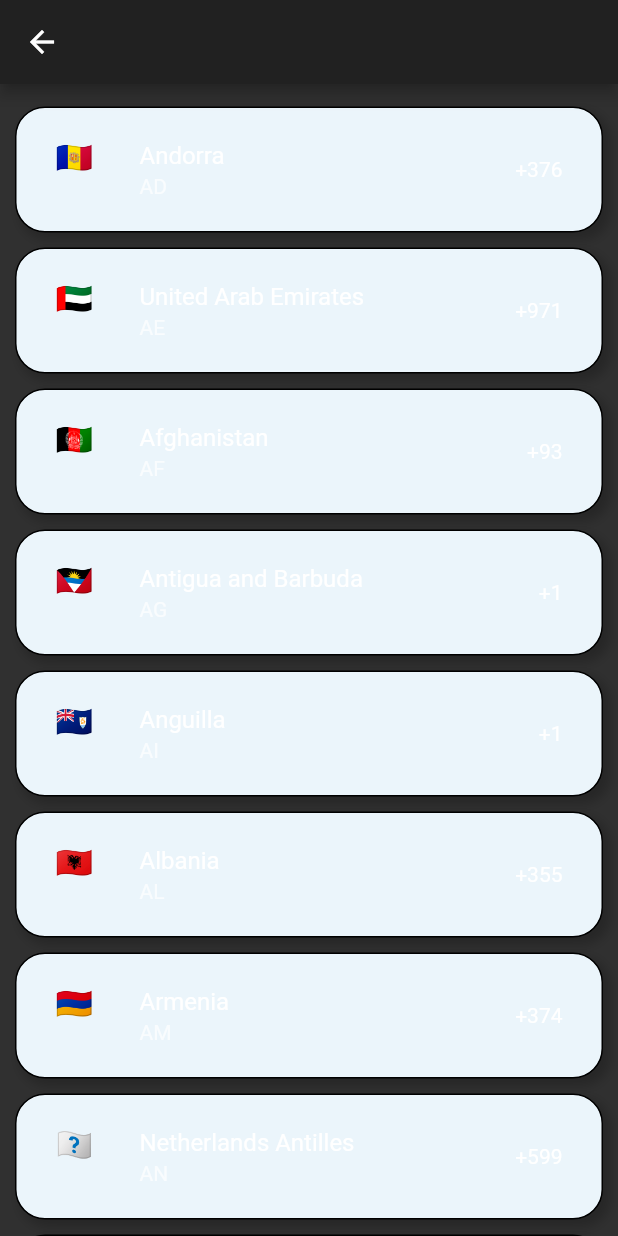
After one commit to Utsav-Virani/Connection, a Flutter app: the screen it shows after launch, after a tap on "India", on a phone screen of 412 x 824 dp. The commit adds this screen. Run offline on Flutter 3.47's test engine with Material 2 defaults, Android fonts, the phone set to English and light mode, and no system bars; our stand-ins replace cloud_firestore, firebase_auth, firebase_core, shared_preferences; accounts and stored records are empty.

Commit message:
Change in UI

```diff
--- /dev/null
+++ b/lib/data/Colors/colorpanel.dart
@@ -0,0 +1,24 @@
+import 'package:flutter/material.dart';
+
+// ignore: non_constant_identifier_names
+Map<String, Color> ColorPalette = {
+  "swatch 1": Color(0xFFfcfdfd),
+  "swatch 2": Color(0xFF21c293),
+  "swatch 3": Color(0xFFd9dfdf),
+  "swatch 4": Color(0xFF399c7d),
+  "swatch 5": Color(0xFFf8cb43),
+  "swatch 6": Color(0xFFf97c2c),
+  "swatch 7": Color(0xFF87b6d8),
+  "swatch 8": Color(0xFF8bcf62),
+  "swatch 9": Color(0xFFf6f2e6),
+  "swatch 10": Color(0xFFe6d0ba),
+  "swatch 11": Color(0xFFeb5634),
+  "swatch 12": Color(0xFFaaa6cd),
+  "swatch 13": Color(0xFF6968ea),
+  "swatch 14": Color(0xFFee8644),
+  "swatch 15": Color(0xFF060507),
+  "swatch 16": Color(0xFFa9a5d5),
+  "swatch 17": Color(0xFF4d4253),
+  "swatch 18": Color(0xFF75719d),
+  "swatch 19": Color(0xFFf52416),
+};
--- /dev/null
+++ b/lib/data/countryCodes.dart
@@ -0,0 +1,244 @@
+List<Map<String, String>> country = [
+  {'code': 'AD', 'name': 'Andorra', 'p_code': '+376'},
+  {'code': 'AE', 'name': 'United Arab Emirates', 'p_code': '+971'},
+  {'code': 'AF', 'name': 'Afghanistan', 'p_code': '+93'},
+  {'code': 'AG', 'name': 'Antigua and Barbuda', 'p_code': '+1'},
+  {'code': 'AI', 'name': 'Anguilla', 'p_code': '+1'},
+  {'code': 'AL', 'name': 'Albania', 'p_code': '+355'},
+  {'code': 'AM', 'name': 'Armenia', 'p_code': '+374'},
+  {'code': 'AN', 'name': 'Netherlands Antilles', 'p_code': '+599'},
+  {'code': 'AO', 'name': 'Angola', 'p_code': '+244'},
+  {'code': 'AR', 'name': 'Argentina', 'p_code': '+54'},
+  {'code': 'AS', 'name': 'American Samoa', 'p_code': '+1'},
+  {'code': 'AT', 'name': 'Austria', 'p_code': '+43'},
+  {'code': 'AU', 'name': 'Australia', 'p_code': '+61'},
+  {'code': 'AW', 'name': 'Aruba', 'p_code': '+297'},
+  {'code': 'AZ', 'name': 'Azerbaijan', 'p_code': '+994'},
+  {'code': 'BA', 'name': 'Bosnia and Herzegovina', 'p_code': '+387'},
+  {'code': 'BB', 'name': 'Barbados', 'p_code': '+1'},
+  {'code': 'BD', 'name': 'Bangladesh', 'p_code': '+880'},
+  {'code': 'BE', 'name': 'Belgium', 'p_code': '+32'},
+  {'code': 'BF', 'name': 'Burkina Faso', 'p_code': '+226'},
+  {'code': 'BG', 'name': 'Bulgaria', 'p_code': '+359'},
+  {'code': 'BH', 'name': 'Bahrain', 'p_code': '+973'},
+  {'code': 'BI', 'name': 'Burundi', 'p_code': '+257'},
+  {'code': 'BJ', 'name': 'Benin', 'p_code': '+229'},
+  {'code': 'BL', 'name': 'Saint Barthelemy', 'p_code': '+590'},
+  {'code': 'BM', 'name': 'Bermuda', 'p_code': '+1'},
+  {'code': 'BN', 'name': 'Brunei', 'p_code': '+673'},
+  {'code': 'BO', 'name': 'Bolivia', 'p_code': '+591'},
+  {'code': 'BR', 'name': 'Brazil', 'p_code': '+55'},
+  {'code': 'BS', 'name': 'Bahamas', 'p_code': '+1'},
+  {'code': 'BT', 'name': 'Bhutan', 'p_code': '+975'},
+  {'code': 'BW', 'name': 'Botswana', 'p_code': '+267'},
+  {'code': 'BY', 'name': 'Belarus', 'p_code': '+375'},
+  {'code': 'BZ', 'name': 'Belize', 'p_code': '+501'},
+  {'code': 'CA', 'name': 'Canada', 'p_code': '+1'},
+  {'code': 'CC', 'name': 'Cocos Islands', 'p_code': '+61'},
+  {'code': 'CD', 'name': 'Democratic Republic of the Congo', 'p_code': '+243'},
+  {'code': 'CF', 'name': 'Central African Republic', 'p_code': '+236'},
+  {'code': 'CG', 'name': 'Republic of the Congo', 'p_code': '+242'},
+  {'code': 'CH', 'name': 'Switzerland', 'p_code': '+41'},
+  {'code': 'CI', 'name': 'Ivory Coast', 'p_code': '+225'},
+  {'code': 'CK', 'name': 'Cook Islands', 'p_code': '+682'},
+  {'code': 'CL', 'name': 'Chile', 'p_code': '+56'},
+  {'code': 'CM', 'name': 'Cameroon', 'p_code': '+237'},
+  {'code': 'CN', 'name': 'China', 'p_code': '+86'},
+  {'code': 'CO', 'name': 'Colombia', 'p_code': '+57'},
+  {'code': 'CR', 'name': 'Costa Rica', 'p_code': '+506'},
+  {'code': 'CU', 'name': 'Cuba', 'p_code': '+53'},
+  {'code': 'CV', 'name': 'Cape Verde', 'p_code': '+238'},
+  {'code': 'CX', 'name': 'Christmas Island', 'p_code': '+61'},
+  {'code': 'CY', 'name': 'Cyprus', 'p_code': '+537'},
+  {'code': 'CZ', 'name': 'Czech Republic', 'p_code': '+420'},
+  {'code': 'DE', 'name': 'Germany', 'p_code': '+49'},
+  {'code': 'DJ', 'name': 'Djibouti', 'p_code': '+253'},
+  {'code': 'DK', 'name': 'Denmark', 'p_code': '+45'},
+  {'code': 'DM', 'name': 'Dominica', 'p_code': '+1'},
+  {'code': 'DO', 'name': 'Dominican Republic', 'p_code': '+1'},
+  {'code': 'DZ', 'name': 'Algeria', 'p_code': '+213'},
+  {'code': 'EC', 'name': 'Ecuador', 'p_code': '+593'},
+  {'code': 'EE', 'name': 'Estonia', 'p_code': '+372'},
+  {'code': 'EG', 'name': 'Egypt', 'p_code': '+20'},
+  {'code': 'ER', 'name': 'Eritrea', 'p_code': '+291'},
+  {'code': 'ES', 'name': 'Spain', 'p_code': '+34'},
+  {'code': 'ET', 'name': 'Ethiopia', 'p_code': '+251'},
+  {'code': 'FI', 'name': 'Finland', 'p_code': '+358'},
+  {'code': 'FJ', 'name': 'Fiji', 'p_code': '+679'},
+  {'code': 'FK', 'name': 'Falkland Islands', 'p_code': '+500'},
+  {'code': 'FM', 'name': 'Micronesia', 'p_code': '+691'},
+  {'code': 'FO', 'name': 'Faroe Islands', 'p_code': '+298'},
+  {'code': 'FR', 'name': 'France', 'p_code': '+33'},
+  {'code': 'GA', 'name': 'Gabon', 'p_code': '+241'},
+  {'code': 'GB', 'name': 'United Kingdom', 'p_code': '+44'},
+  {'code': 'GD', 'name': 'Grenada', 'p_code': '+1'},
+  {'code': 'GE', 'name': 'Georgia', 'p_code': '+995'},
+  {'code': 'GF', 'name': 'French Guiana', 'p_code': '+594'},
+  {'code': 'GG', 'name': 'Guernsey', 'p_code': '+44'},
+  {'code': 'GH', 'name': 'Ghana', 'p_code': '+233'},
+  {'code': 'GI', 'name': 'Gibraltar', 'p_code': '+350'},
+  {'code': 'GL', 'name': 'Greenland', 'p_code': '+299'},
+  {'code': 'GM', 'name': 'Gambia', 'p_code': '+220'},
+  {'code': 'GN', 'name': 'Guinea', 'p_code': '+224'},
+  {'code': 'GP', 'name': 'Guadeloupe', 'p_code': '+590'},
+  {'code': 'GQ', 'name': 'Equatorial Guinea', 'p_code': '+240'},
+  {'code': 'GR', 'name': 'Greece', 'p_code': '+30'},
+  {
+    'code': 'GS',
+    'name': 'South Georgia and the South Sandwich Islands',
+    'p_code': '+500'
+  },
+  {'code': 'GT', 'name': 'Guatemala', 'p_code': '+502'},
+  {'code': 'GU', 'name': 'Guam', 'p_code': '+1'},
+  {'code': 'GW', 'name': 'Guinea-Bissau', 'p_code': '+245'},
+  {'code': 'GY', 'name': 'Guyana', 'p_code': '+595'},
+  {'code': 'HK', 'name': 'Hong Kong', 'p_code': '+852'},
+  {'code': 'HN', 'name': 'Honduras', 'p_code': '+504'},
+  {'code': 'HR', 'name': 'Croatia', 'p_code': '+385'},
+  {'code': 'HT', 'name': 'Haiti', 'p_code': '+509'},
+  {'code': 'HU', 'name': 'Hungary', 'p_code': '+36'},
+  {'code': 'IE', 'name': 'Ireland', 'p_code': '+353'},
+  {'code': 'IL', 'name': 'Israel', 'p_code': '+972'},
+  {'code': 'IM', 'name': 'Isle of Man', 'p_code': '+44'},
+  {'code': 'IN', 'name': 'India', 'p_code': '+91'},
+  {'code': 'IO', 'name': 'British Indian Ocean Territory', 'p_code': '+246'},
+  {'code': 'IQ', 'name': 'Iraq', 'p_code': '+964'},
+  {'code': 'IR', 'name': 'Iran', 'p_code': '+98'},
+  {'code': 'IS', 'name': 'Iceland', 'p_code': '+354'},
+  {'code': 'IT', 'name': 'Italy', 'p_code': '+39'},
+  {'code': 'JE', 'name': 'Jersey', 'p_code': '+44'},
+  {'code': 'JM', 'name': 'Jamaica', 'p_code': '+1'},
+  {'code': 'JO', 'name': 'Jordan', 'p_code': '+962'},
+  {'code': 'JP', 'name': 'Japan', 'p_code': '+81'},
+  {'code': 'KE', 'name': 'Kenya', 'p_code': '+254'},
+  {'code': 'KG', 'name': 'Kyrgyzstan', 'p_code': '+996'},
+  {'code': 'KH', 'name': 'Cambodia', 'p_code': '+855'},
+  {'code': 'KI', 'name': 'Kiribati', 'p_code': '+686'},
+  {'code': 'KM', 'name': 'Comoros', 'p_code': '+62'},
+  {'code': 'KN', 'name': 'Saint Kitts and Nevis', 'p_code': '+1'},
+  {'code': 'KP', 'name': 'North Korea', 'p_code': '+850'},
+  {'code': 'KR', 'name': 'South Korea', 'p_code': '+82'},
+  {'code': 'KW', 'name': 'Kuwait', 'p_code': '+965'},
+  {'code': 'KY', 'name': 'Cayman Islands', 'p_code': '+345'},
+  {'code': 'KZ', 'name': 'Kazakhstan', 'p_code': '+77'},
+  {'code': 'LA', 'name': 'Laos', 'p_code': '+856'},
+  {'code': 'LB', 'name': 'Lebanon', 'p_code': '+961'},
+  {'code': 'LC', 'name': 'Saint Lucia', 'p_code': '+1'},
+  {'code': 'LI', 'name': 'Liechtenstein', 'p_code': '+423'},
+  {'code': 'LK', 'name': 'Sri Lanka', 'p_code': '+94'},
+  {'code': 'LR', 'name': 'Liberia', 'p_code': '+231'},
+  {'code': 'LS', 'name': 'Lesotho', 'p_code': '+266'},
+  {'code': 'LT', 'name': 'Lithuania', 'p_code': '+370'},
+  {'code': 'LU', 'name': 'Luxembourg', 'p_code': '+352'},
+  {'code': 'LV', 'name': 'Latvia', 'p_code': '+371'},
+  {'code': 'LY', 'name': 'Libya', 'p_code': '+218'},
+  {'code': 'MA', 'name': 'Morocco', 'p_code': '+212'},
+  {'code': 'MC', 'name': 'Monaco', 'p_code': '+377'},
+  {'code': 'MD', 'name': 'Moldova', 'p_code': '+373'},
+  {'code': 'ME', 'name': 'Montenegro', 'p_code': '+382'},
+  {'code': 'MF', 'name': 'Saint Martin', 'p_code': '+590'},
+  {'code': 'MG', 'name': 'Madagascar', 'p_code': '+261'},
+  {'code': 'MH', 'name': 'Marshall Islands', 'p_code': '+692'},
+  {'code': 'MK', 'name': 'Macedonia', 'p_code': '+389'},
+  {'code': 'ML', 'name': 'Mali', 'p_code': '+223'},
+  {'code': 'MM', 'name': 'Myanmar', 'p_code': '+95'},
+  {'code': 'MN', 'name': 'Mongolia', 'p_code': '+976'},
+  {'code': 'MO', 'name': 'Macao', 'p_code': '+853'},
+  {'code': 'MP', 'name': 'Northern Mariana Islands', 'p_code': '+1'},
+  {'code': 'MQ', 'name': 'Martinique', 'p_code': '+596'},
+  {'code': 'MR', 'name': 'Mauritania', 'p_code': '+222'},
+  {'code': 'MS', 'name': 'Montserrat', 'p_code': '+1'},
+  {'code': 'MT', 'name': 'Malta', 'p_code': '+356'},
+  {'code': 'MU', 'name': 'Mauritius', 'p_code': '+230'},
+  {'code': 'MV', 'name': 'Maldives', 'p_code': '+960'},
+  {'code': 'MW', 'name': 'Malawi', 'p_code': '+265'},
+  {'code': 'MX', 'name': 'Mexico', 'p_code': '+52'},
+  {'code': 'MY', 'name': 'Malaysia', 'p_code': '+60'},
+  {'code': 'MZ', 'name': 'Mozambique', 'p_code': '+258'},
+  {'code': 'NA', 'name': 'Namibia', 'p_code': '+264'},
+  {'code': 'NC', 'name': 'New Caledonia', 'p_code': '+687'},
+  {'code': 'NE', 'name': 'Niger', 'p_code': '+227'},
+  {'code': 'NF', 'name': 'Norfolk Island', 'p_code': '+672'},
+  {'code': 'NG', 'name': 'Nigeria', 'p_code': '+234'},
+  {'code': 'NI', 'name': 'Nicaragua', 'p_code': '+505'},
+  {'code': 'NL', 'name': 'Netherlands', 'p_code': '+31'},
+  {'code': 'NO', 'name': 'Norway', 'p_code': '+47'},
+  {'code': 'NP', 'name': 'Nepal', 'p_code': '+977'},
+  {'code': 'NR', 'name': 'Nauru', 'p_code': '+674'},
+  {'code': 'NU', 'name': 'Niue', 'p_code': '+683'},
+  {'code': 'NZ', 'name': 'New Zealand', 'p_code': '+64'},
+  {'code': 'OM', 'name': 'Oman', 'p_code': '+968'},
+  {'code': 'PA', 'name': 'Panama', 'p_code': '+507'},
+  {'code': 'PE', 'name': 'Peru', 'p_code': '+51'},
+  {'code': 'PF', 'name': 'French Polynesia', 'p_code': '+689'},
+  {'code': 'PG', 'name': 'Papua New Guinea', 'p_code': '+675'},
+  {'code': 'PH', 'name': 'Philippines', 'p_code': '+63'},
+  {'code': 'PK', 'name': 'Pakistan', 'p_code': '+92'},
+  {'code': 'PL', 'name': 'Poland', 'p_code': '+48'},
+  {'code': 'PM', 'name': 'Saint Pierre and Miquelon', 'p_code': '+508'},
+  {'code': 'PN', 'name': 'Pitcairn', 'p_code': '+872'},
+  {'code': 'PR', 'name': 'Puerto Rico', 'p_code': '+1'},
+  {'code': 'PS', 'name': 'Palestinian Territory', 'p_code': '+970'},
+  {'code': 'PT', 'name': 'Portugal', 'p_code': '+351'},
+  {'code': 'PW', 'name': 'Palau', 'p_code': '+680'},
+  {'code': 'PY', 'name': 'Paraguay', 'p_code': '+595'},
+  {'code': 'QA', 'name': 'Qatar', 'p_code': '+974'},
+  {'code': 'RE', 'name': 'Reunion', 'p_code': '+262'},
+  {'code': 'RO', 'name': 'Romania', 'p_code': '+40'},
+  {'code': 'RS', 'name': 'Serbia', 'p_code': '+381'},
+  {'code': 'RU', 'name': 'Russia', 'p_code': '+7'},
+  {'code': 'RW', 'name': 'Rwanda', 'p_code': '+250'},
+  {'code': 'SA', 'name': 'Saudi Arabia', 'p_code': '+966'},
+  {'code': 'SB', 'name': 'Solomon Islands', 'p_code': '+677'},
+  {'code': 'SC', 'name': 'Seychelles', 'p_code': '+248'},
+  {'code': 'SD', 'name': 'Sudan', 'p_code': '+249'},
+  {'code': 'SE', 'name': 'Sweden', 'p_code': '+46'},
+  {'code': 'SG', 'name': 'Singapore', 'p_code': '+65'},
+  {'code': 'SH', 'name': 'Saint Helena', 'p_code': '+290'},
+  {'code': 'SI', 'name': 'Slovenia', 'p_code': '+386'},
+  {'code': 'SJ', 'name': 'Svalbard and Jan Mayen', 'p_code': '+47'},
+  {'code': 'SK', 'name': 'Slovakia', 'p_code': '+421'},
+  {'code': 'SL', 'name': 'Sierra Leone', 'p_code': '+232'},
+  {'code': 'SM', 'name': 'San Marino', 'p_code': '+378'},
+  {'code': 'SN', 'name': 'Senegal', 'p_code': '+221'},
+  {'code': 'SO', 'name': 'Somalia', 'p_code': '+252'},
+  {'code': 'SR', 'name': 'Suriname', 'p_code': '+597'},
+  {'code': 'ST', 'name': 'Sao Tome and Principe', 'p_code': '+239'},
+  {'code': 'SV', 'name': 'El Salvador', 'p_code': '+503'},
+  {'code': 'SY', 'name': 'Syria', 'p_code': '+963'},
+  {'code': 'SZ', 'name': 'Swaziland', 'p_code': '+268'},
+  {'code': 'TC', 'name': 'Turks and Caicos Islands', 'p_code': '+1'},
+  {'code': 'TD', 'name': 'Chad', 'p_code': '+235'},
+  {'code': 'TG', 'name': 'Togo', 'p_code': '+228'},
+  {'code': 'TH', 'name': 'Thailand', 'p_code': '+66'},
+  {'code': 'TJ', 'name': 'Tajikistan', 'p_code': '+992'},
+  {'code': 'TK', 'name': 'Tokelau', 'p_code': '+690'},
+  {'code': 'TL', 'name': 'East Timor', 'p_code': '+670'},
+  {'code': 'TM', 'name': 'Turkmenistan', 'p_code': '+993'},
+  {'code': 'TN', 'name': 'Tunisia', 'p_code': '+216'},
+  {'code': 'TO', 'name': 'Tonga', 'p_code': '+676'},
+  {'code': 'TR', 'name': 'Turkey', 'p_code': '+90'},
+  {'code': 'TT', 'name': 'Trinidad and Tobago', 'p_code': '+1'},
+  {'code': 'TV', 'name': 'Tuvalu', 'p_code': '+688'},
+  {'code': 'TW', 'name': 'Taiwan', 'p_code': '+886'},
+  {'code': 'TZ', 'name': 'Tanzania', 'p_code': '+255'},
+  {'code': 'UA', 'name': 'Ukraine', 'p_code': '+380'},
+  {'code': 'UG', 'name': 'Uganda', 'p_code': '+256'},
+  {'code': 'US', 'name': 'United States', 'p_code': '+1'},
+  {'code': 'UY', 'name': 'Uruguay', 'p_code': '+598'},
+  {'code': 'UZ', 'name': 'Uzbekistan', 'p_code': '+998'},
+  {'code': 'VA', 'name': 'Vatican', 'p_code': '+379'},
+  {'code': 'VC', 'name': 'Saint Vincent and the Grenadines', 'p_code': '+1'},
+  {'code': 'VE', 'name': 'Venezuela', 'p_code': '+58'},
+  {'code': 'VG', 'name': 'British Virgin Islands', 'p_code': '+284'},
+  {'code': 'VI', 'name': 'U.S. Virgin Islands', 'p_code': '+340'},
+  {'code': 'VN', 'name': 'Vietnam', 'p_code': '+84'},
+  {'code': 'VU', 'name': 'Vanuatu', 'p_code': '+678'},
+  {'code': 'WF', 'name': 'Wallis and Futuna', 'p_code': '+681'},
+  {'code': 'WS', 'name': 'Samoa', 'p_code': '+685'},
+  {'code': 'YE', 'name': 'Yemen', 'p_code': '+967'},
+  {'code': 'YT', 'name': 'Mayotte', 'p_code': '+262'},
+  {'code': 'ZA', 'name': 'South Africa', 'p_code': '+27'},
+  {'code': 'ZM', 'name': 'Zambia', 'p_code': '+260'},
+  {'code': 'ZW', 'name': 'Zimbabwe', 'p_code': '+263'}
+];
--- a/lib/main.dart
+++ b/lib/main.dart
@@ -1,3 +1,4 @@
+import 'package:connection/screens/Authentication/Authentication.dart';
 import 'package:connection/screens/HomeView.dart';
 import 'package:connection/widgets/widget.dart';
 import 'package:firebase_auth/firebase_auth.dart';
@@ -18,16 +19,16 @@ class MyApp extends StatelessWidget {
       title: "Connection",
       debugShowCheckedModeBanner: false,
       theme: ThemeData(
-        brightness: Brightness.light,
+        brightness: Brightness.dark,
       ),
       home: StreamBuilder(
         stream: FirebaseAuth.instance.authStateChanges(),
         builder: (context, userSnapsort) {
-          if (userSnapsort.hasData) {
-            return HomeView();
-          } else {
-            return Authenticate();
-          }
+          // if (userSnapsort.hasData) {
+          //   return HomeView();
+          // } else {
+          return Authentication();
+          // }
         },
       ),
     );
--- /dev/null
+++ b/lib/modal/CountrySelecter.dart
@@ -0,0 +1,62 @@
+import 'package:connection/data/countryCodes.dart';
+import 'package:flutter/material.dart';
+
+class CountrySelecter extends StatefulWidget {
+  @override
+  _CountrySelecterState createState() => _CountrySelecterState();
+}
+
+class _CountrySelecterState extends State<CountrySelecter> {
+  // ignore: top_level_function_literal_block
+  final codeToCountryEmoji = (code) {
+    const int flagOffset = 0x1F1E6;
+    const int asciiOffset = 0x41;
+    final char1 = code.codeUnitAt(0) - asciiOffset + flagOffset;
+    final char2 = code.codeUnitAt(1) - asciiOffset + flagOffset;
+    return String.fromCharCode(char1) + String.fromCharCode(char2);
+  };
+
+  @override
+  Widget build(BuildContext context) {
+    return Scaffold(
+      appBar: AppBar(),
+      body: Container(
+        margin: EdgeInsets.only(top: 10),
+        child: ListView.builder(
+          itemCount: country.length,
+          itemBuilder: (context, index) {
+            return Container(
+              padding: EdgeInsets.symmetric(vertical: 5, horizontal: 10),
+              margin: EdgeInsets.symmetric(vertical: 5, horizontal: 10),
+              decoration: BoxDecoration(
+                color: Color(0xFFEBF5FB),
+                border: Border.all(width: 1),
+                borderRadius: BorderRadius.all(Radius.circular(20)),
+                boxShadow: [
+                  BoxShadow(
+                    color: Color(0xFF000000).withOpacity(0.2),
+                    blurRadius: 5.0,
+                    spreadRadius: 1.0,
+                    offset: Offset(
+                      4.0,
+                      4.0,
+                    ),
+                  )
+                ],
+              ),
+              child: ListTile(
+                leading: Text(
+                  codeToCountryEmoji(country[index]['code']),
+                  style: TextStyle(fontSize: 20),
+                ),
+                title: Text(country[index]['name']),
+                subtitle: Text(country[index]['code']),
+                trailing: Text(country[index]['p_code']),
+              ),
+            );
+          },
+        ),
+      ),
+    );
+  }
+}
--- /dev/null
+++ b/lib/screens/Authentication/Authentication.dart
@@ -0,0 +1,147 @@
+import 'package:connection/data/Colors/colorpanel.dart';
+import 'package:connection/modal/CountrySelecter.dart';
+import 'package:flutter/material.dart';
+
+class Authentication extends StatefulWidget {
+  @override
+  _AuthenticationState createState() => _AuthenticationState();
+}
+
+class _AuthenticationState extends State<Authentication> {
+  TextEditingController _countryNameController = new TextEditingController();
+  TextEditingController _phoneNumberController = new TextEditingController();
+  TextEditingController _phoneCodeController = new TextEditingController();
+
+  @override
+  Widget build(BuildContext context) {
+    return Scaffold(
+      body: Column(
+        mainAxisAlignment: MainAxisAlignment.center,
+        crossAxisAlignment: CrossAxisAlignment.center,
+        // mainAxisSize: MainAxisSize.max,
+        children: [
+          // Center(
+          //   child: Image(
+          //     image: new AssetImage("lib/assets/logo_trans.png"),
+          //     fit: BoxFit.cover,
+          //     height: MediaQuery.of(context).size.width * 0.7,
+          //   ),
+          // ),
+          Container(
+            // color: Colors.amber,
+            height: MediaQuery.of(context).size.height * 0.39,
+            padding: EdgeInsets.symmetric(horizontal: 20, vertical: 20),
+            child: Container(
+              // color: Colors.cyan,
+              decoration: BoxDecoration(
+                color: Colors.white,
+                borderRadius: BorderRadius.only(
+                  topLeft: Radius.circular(50),
+                  topRight: Radius.circular(50),
+                  bottomLeft: Radius.circular(50),
+                ),
+                boxShadow: [
+                  BoxShadow(
+                    color: Color(0xFF000000).withOpacity(0.17),
+                    blurRadius: 6.0,
+                    spreadRadius: 3.0,
+                    offset: Offset(
+                      4.0,
+                      4.0,
+                    ),
+                  ),
+                ],
+                border: Border.all(
+                  width: 3,
+                  color: Colors.black45,
+                ),
+              ),
+              child: Container(
+                padding: EdgeInsets.symmetric(vertical: 15),
+                child: Column(
+                  mainAxisAlignment: MainAxisAlignment.spaceAround,
+                  children: [
+                    Container(
+                      width: MediaQuery.of(context).size.width * 0.4,
+                      child: GestureDetector(
+                        onTap: () async {
+                          final selectedCountryData = await Navigator.push(
+                            context,
+                            MaterialPageRoute(
+                                builder: (context) => CountrySelecter()),
+                          );
+                        },
+                        child: TextFormField(
+                          textAlign: TextAlign.center,
+                          enabled: false,
+                          controller: _countryNameController,
+                          decoration: InputDecoration(hintText: "India"),
+                        ),
+                      ),
+                    ),
+                    Form(
+                      child: Row(
+                        mainAxisAlignment: MainAxisAlignment.spaceEvenly,
+                        // crossAxisAlignment: CrossAxisAlignment.center,
+                        // mainAxisSize: MainAxisSize.min,
+                        children: [
+                          Container(
+                            width: 50,
+                            child: TextFormField(
+                              textAlign: TextAlign.center,
+                              enabled: false,
+                              controller: _phoneCodeController,
+                              cursorColor: ColorPalette['swatch 15'],
+                              decoration: InputDecoration(
+                                hintText: "+91",
+                                fillColor: ColorPalette['swatch 15'],
+                              ),
+                            ),
+                          ),
+                          Container(
+                            width: MediaQuery.of(context).size.width * 0.6,
+                            child: TextFormField(
+                              controller: _phoneNumberController,
+                              decoration: InputDecoration(
+                                hintText: "Mobile Number",
+                                hintStyle: TextStyle(
+                                  color: ColorPalette['swatch 15']
+                                ),
+                                focusColor: ColorPalette['swatch 15'],
+                                hoverColor: ColorPalette['swatch 15'],
+                                fillColor: ColorPalette['swatch 15'],
+                              ),
+                            ),
+                          ),
+                        ],
+                      ),
+                    ),
+                    Container(
+                      width: 160,
+                      padding: EdgeInsets.symmetric(vertical: 14),
+                      decoration: BoxDecoration(
+                        color: ColorPalette['swatch 6'],
+                        borderRadius: BorderRadius.all(
+                          Radius.circular(10),
+                        ),
+                      ),
+                      alignment: Alignment.bottomCenter,
+                      child: GestureDetector(
+                        child: Container(
+                          child: Text(
+                            "Send OTP",
+                            style: TextStyle(color: Colors.white, fontSize: 18),
+                          ),
+                        ),
+                      ),
+                    ),
+                  ],
+                ),
+              ),
+            ),
+          ),
+        ],
+      ),
+    );
+  }
+}
```
Also changed, not shown: lib/assets/app_logo.svg (added).
